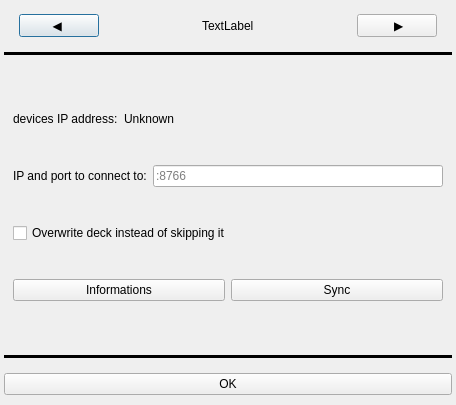
First picture: the form in components/settings.ui, repository Szybet/sanki, before the edit.
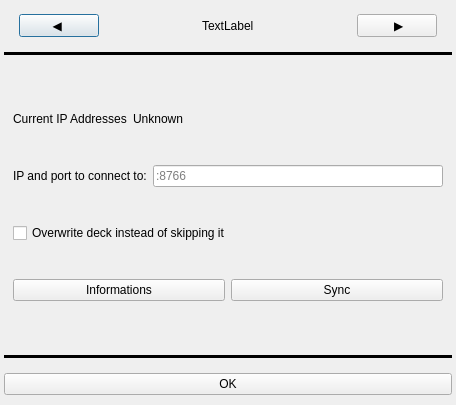
Second picture: the form after the edit. The open tabs and pages were chosen to show the change. Icons and pictures are not drawn.

Commit message: nickel clara 2e fixes - some more logs for dirs - Label fixes

```diff
--- a/components/settings.ui
+++ b/components/settings.ui
@@ -391,7 +391,7 @@
             </sizepolicy>
            </property>
            <property name="text">
-            <string>devices IP address:</string>
+            <string>Current IP Addresses</string>
            </property>
           </widget>
          </item>
```
Left out of the diff: 2 changed lines with no effect on the pictures. The commit also changes 5 other files.
